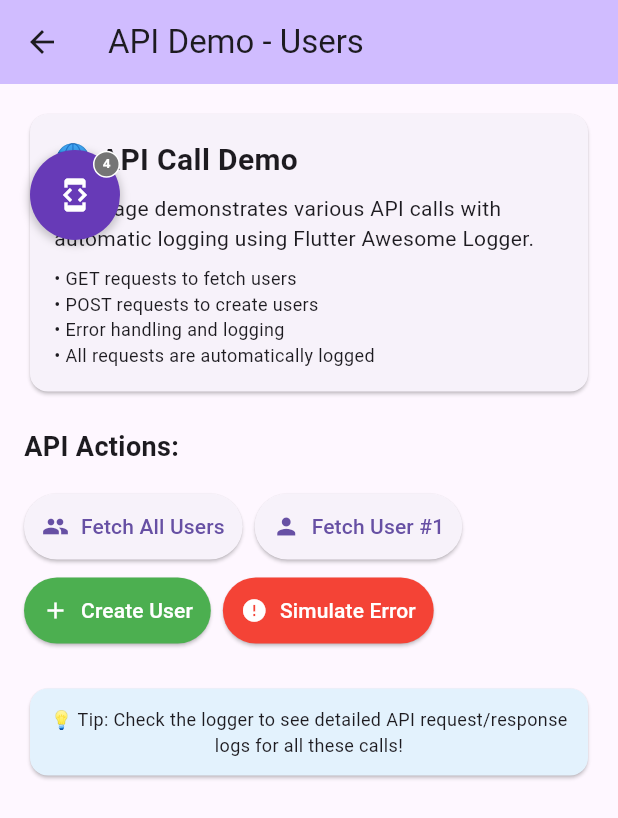
After one commit to codeastartup01dev/flutter_awesome_logger, a Flutter app: the screen it shows after launch, scrolled down 251 dp, after a tap on "Open API Demo Page", on a phone screen of 412 x 824 dp. The commit adds this screen. Shown: the top 818 px of the screen. Run offline on Flutter 3.47's test engine with Material 3 defaults, Android fonts, the phone set to English and light mode, and no system bars; our stand-ins replace dio, logger.

Commit message:
Add API demo page and integrate with logger
- Introduced a new `ApiDemoPage` for demonstrating API calls with user data fetching.
- Integrated `FlutterAwesomeLogger` for automatic logging of API requests and responses.
- Updated `DemoPage` to include a button for navigating to the new API demo.
- Refactored `main.dart` to streamline logger configuration and improve UI structure.

These changes enhance the application's functionality by providing a dedicated interface for API interactions and logging, improving the overall user experience.

```diff
--- a/example/lib/main.dart
+++ b/example/lib/main.dart
@@ -23,12 +23,7 @@ class MyApp extends StatelessWidget {
 
   @override
   Widget build(BuildContext context) {
-    return MaterialApp(
-      navigatorKey:
-          navigatorKey, // IMPORTANT: Required for logger history page navigation
-      title: 'Awesome Flutter Logger Demo',
-      theme: ThemeData(primarySwatch: Colors.blue, useMaterial3: true),
-      home: FlutterAwesomeLogger(
+    return FlutterAwesomeLogger(
       // 🔄 Enable logging after 3 seconds using Future (or use enabled: true for immediate)
       enabled: _shouldEnableLogger(),
       navigatorKey:
@@ -52,9 +47,14 @@ class MyApp extends StatelessWidget {
         autoSnapToEdges: true,
       ),
 
-        child: const DemoPage(),
+      child: MaterialApp(
+        navigatorKey:
+            navigatorKey, // IMPORTANT: Required for logger history page navigation
+        title: 'Awesome Flutter Logger Demo',
+        theme: ThemeData(primarySwatch: Colors.blue, useMaterial3: true),
+        home: const DemoPage(),
+        debugShowCheckedModeBanner: false,
       ),
-      debugShowCheckedModeBanner: false,
     );
   }
 }
--- /dev/null
+++ b/example/lib/pages/api_demo_page.dart
@@ -0,0 +1,457 @@
+import 'package:flutter/material.dart';
+import 'package:dio/dio.dart';
+import 'package:flutter_awesome_logger/flutter_awesome_logger.dart';
+
+/// Global logger instance for API demo
+final _apiLogger = FlutterAwesomeLogger.loggingUsingLogger;
+
+/// Model class for User data
+class User {
+  final int id;
+  final String name;
+  final String email;
+  final String phone;
+  final String website;
+  final String companyName;
+
+  User({
+    required this.id,
+    required this.name,
+    required this.email,
+    required this.phone,
+    required this.website,
+    required this.companyName,
+  });
+
+  factory User.fromJson(Map<String, dynamic> json) {
+    return User(
+      id: json['id'],
+      name: json['name'],
+      email: json['email'],
+      phone: json['phone'],
+      website: json['website'],
+      companyName: json['company']?['name'] ?? '',
+    );
+  }
+}
+
+/// Demo page for API calls that fetch dummy user data
+class ApiDemoPage extends StatefulWidget {
+  const ApiDemoPage({super.key});
+
+  @override
+  State<ApiDemoPage> createState() => _ApiDemoPageState();
+}
+
+class _ApiDemoPageState extends State<ApiDemoPage> {
+  late Dio _dio;
+  bool _isLoading = false;
+  List<User> _users = [];
+  String? _error;
+
+  @override
+  void initState() {
+    super.initState();
+    _setupDio();
+    _apiLogger.i('API Demo Page initialized');
+  }
+
+  void _setupDio() {
+    _dio = Dio();
+    // Add the awesome logger interceptor
+    _dio.interceptors.add(FlutterAwesomeLoggerDioInterceptor());
+    _apiLogger.d('Dio configured with AwesomeLoggerInterceptor for API demo');
+  }
+
+  Future<void> _fetchUsers() async {
+    setState(() {
+      _isLoading = true;
+      _error = null;
+    });
+
+    try {
+      _apiLogger.i('Fetching users from JSONPlaceholder API');
+
+      final response =
+          await _dio.get('https://jsonplaceholder.typicode.com/users');
+
+      if (response.statusCode == 200) {
+        final List<dynamic> userData = response.data;
+        final users = userData.map((json) => User.fromJson(json)).toList();
+
+        setState(() {
+          _users = users;
+          _isLoading = false;
+        });
+
+        _apiLogger.i('Successfully fetched ${users.length} users');
+      } else {
+        throw Exception('Failed to load users: ${response.statusCode}');
+      }
+    } catch (e, stackTrace) {
+      _apiLogger.e('Failed to fetch users', error: e, stackTrace: stackTrace);
+      setState(() {
+        _error = e.toString();
+        _isLoading = false;
+      });
+    }
+  }
+
+  Future<void> _fetchSingleUser(int userId) async {
+    setState(() {
+      _isLoading = true;
+      _error = null;
+    });
+
+    try {
+      _apiLogger.i('Fetching user with ID: $userId');
+
+      final response =
+          await _dio.get('https://jsonplaceholder.typicode.com/users/$userId');
+
+      if (response.statusCode == 200) {
+        final user = User.fromJson(response.data);
+
+        setState(() {
+          _users = [user];
+          _isLoading = false;
+        });
+
+        _apiLogger.i('Successfully fetched user: ${user.name}');
+      } else {
+        throw Exception('Failed to load user: ${response.statusCode}');
+      }
+    } catch (e, stackTrace) {
+      _apiLogger.e('Failed to fetch user $userId',
+          error: e, stackTrace: stackTrace);
+      setState(() {
+        _error = e.toString();
+        _isLoading = false;
+      });
+    }
+  }
+
+  Future<void> _createUser() async {
+    setState(() {
+      _isLoading = true;
+      _error = null;
+    });
+
+    try {
+      _apiLogger.i('Creating a new user via POST request');
+
+      final newUserData = {
+        'name': 'John Doe',
+        'email': 'john.doe@example.com',
+        'phone': '+1-555-1234',
+        'website': 'johndoe.com',
+        'company': {'name': 'Example Corp'},
+      };
+
+      final response = await _dio.post(
+        'https://jsonplaceholder.typicode.com/users',
+        data: newUserData,
+      );
+
+      if (response.statusCode == 201) {
+        final createdUser = User.fromJson(response.data);
+
+        setState(() {
+          _users = [createdUser];
+          _isLoading = false;
+        });
+
+        _apiLogger.i('Successfully created user: ${createdUser.name}');
+      } else {
+        throw Exception('Failed to create user: ${response.statusCode}');
+      }
+    } catch (e, stackTrace) {
+      _apiLogger.e('Failed to create user', error: e, stackTrace: stackTrace);
+      setState(() {
+        _error = e.toString();
+        _isLoading = false;
+      });
+    }
+  }
+
+  Future<void> _simulateError() async {
+    setState(() {
+      _isLoading = true;
+      _error = null;
+    });
+
+    try {
+      _apiLogger.w('Simulating API error with invalid endpoint');
+
+      // This will cause a 404 error
+      await _dio.get('https://jsonplaceholder.typicode.com/users/invalid');
+
+      _apiLogger.i('Unexpected success - should have failed');
+    } catch (e, stackTrace) {
+      _apiLogger.e('Expected API error occurred',
+          error: e, stackTrace: stackTrace);
+      setState(() {
+        _error = e.toString();
+        _isLoading = false;
+      });
+    }
+  }
+
+  void _clearResults() {
+    setState(() {
+      _users = [];
+      _error = null;
+    });
+    _apiLogger.i('Cleared API demo results');
+  }
+
+  Widget _buildUserCard(User user) {
+    return Card(
+      margin: const EdgeInsets.symmetric(vertical: 4),
+      child: Padding(
+        padding: const EdgeInsets.all(16.0),
+        child: Column(
+          crossAxisAlignment: CrossAxisAlignment.start,
+          children: [
+            Row(
+              children: [
+                CircleAvatar(
+                  backgroundColor: Theme.of(context).colorScheme.primary,
+                  child: Text(
+                    user.id.toString(),
+                    style: const TextStyle(color: Colors.white),
+                  ),
+                ),
+                const SizedBox(width: 12),
+                Expanded(
+                  child: Column(
+                    crossAxisAlignment: CrossAxisAlignment.start,
+                    children: [
+                      Text(
+                        user.name,
+                        style: const TextStyle(
+                          fontSize: 18,
+                          fontWeight: FontWeight.bold,
+                        ),
+                      ),
+                      Text(
+                        user.email,
+                        style: TextStyle(
+                          color: Colors.grey[600],
+                        ),
+                      ),
+                    ],
+                  ),
+                ),
+              ],
+            ),
+            const SizedBox(height: 8),
+            Row(
+              children: [
+                const Icon(Icons.phone, size: 16, color: Colors.grey),
+                const SizedBox(width: 4),
+                Text(user.phone),
+              ],
+            ),
+            const SizedBox(height: 4),
+            Row(
+              children: [
+                const Icon(Icons.web, size: 16, color: Colors.grey),
+                const SizedBox(width: 4),
+                Text(user.website),
+              ],
+            ),
+            const SizedBox(height: 4),
+            Row(
+              children: [
+                const Icon(Icons.business, size: 16, color: Colors.grey),
+                const SizedBox(width: 4),
+                Text(user.companyName),
+              ],
+            ),
+          ],
+        ),
+      ),
+    );
+  }
+
+  @override
+  Widget build(BuildContext context) {
+    return Scaffold(
+      appBar: AppBar(
+        title: const Text('API Demo - Users'),
+        backgroundColor: Theme.of(context).colorScheme.inversePrimary,
+        actions: [
+          if (_users.isNotEmpty || _error != null)
+            IconButton(
+              icon: const Icon(Icons.clear),
+              onPressed: _clearResults,
+              tooltip: 'Clear Results',
+            ),
+        ],
+      ),
+      body: SingleChildScrollView(
+        child: Padding(
+          padding: const EdgeInsets.all(16.0),
+          child: Column(
+            crossAxisAlignment: CrossAxisAlignment.stretch,
+            children: [
+              Card(
+                child: Padding(
+                  padding: const EdgeInsets.all(16.0),
+                  child: Column(
+                    crossAxisAlignment: CrossAxisAlignment.start,
+                    children: [
+                      const Text(
+                        '🌐 API Call Demo',
+                        style: TextStyle(
+                          fontSize: 20,
+                          fontWeight: FontWeight.bold,
+                        ),
+                      ),
+                      const SizedBox(height: 8),
+                      const Text(
+                        'This page demonstrates various API calls with automatic logging using Flutter Awesome Logger.',
+                      ),
+                      const SizedBox(height: 8),
+                      const Text(
+                        '• GET requests to fetch users\n'
+                        '• POST requests to create users\n'
+                        '• Error handling and logging\n'
+                        '• All requests are automatically logged',
+                        style: TextStyle(fontSize: 12),
+                      ),
+                    ],
+                  ),
+                ),
+              ),
+              const SizedBox(height: 20),
+              const Text(
+                'API Actions:',
+                style: TextStyle(fontSize: 18, fontWeight: FontWeight.bold),
+              ),
+              const SizedBox(height: 16),
+
+              // API Action Buttons
+              Wrap(
+                spacing: 8,
+                runSpacing: 8,
+                children: [
+                  ElevatedButton.icon(
+                    onPressed: _isLoading ? null : _fetchUsers,
+                    icon: const Icon(Icons.group),
+                    label: const Text('Fetch All Users'),
+                    style: ElevatedButton.styleFrom(
+                      padding: const EdgeInsets.all(12),
+                    ),
+                  ),
+                  ElevatedButton.icon(
+                    onPressed: _isLoading ? null : () => _fetchSingleUser(1),
+                    icon: const Icon(Icons.person),
+                    label: const Text('Fetch User #1'),
+                    style: ElevatedButton.styleFrom(
+                      padding: const EdgeInsets.all(12),
+                    ),
+                  ),
+                  ElevatedButton.icon(
+                    onPressed: _isLoading ? null : _createUser,
+                    icon: const Icon(Icons.add),
+                    label: const Text('Create User'),
+                    style: ElevatedButton.styleFrom(
+                      backgroundColor: Colors.green,
+                      foregroundColor: Colors.white,
+                      padding: const EdgeInsets.all(12),
+                    ),
+                  ),
+                  ElevatedButton.icon(
+                    onPressed: _isLoading ? null : _simulateError,
+                    icon: const Icon(Icons.error),
+                    label: const Text('Simulate Error'),
+                    style: ElevatedButton.styleFrom(
+                      backgroundColor: Colors.red,
+                      foregroundColor: Colors.white,
+                      padding: const EdgeInsets.all(12),
+                    ),
+                  ),
+                ],
+              ),
+
+              // Loading indicator
+              if (_isLoading) ...[
+                const SizedBox(height: 24),
+                const Center(
+                  child: Column(
+                    children: [
+                      CircularProgressIndicator(),
+                      SizedBox(height: 8),
+                      Text('Making API call...'),
+                    ],
+                  ),
+                ),
+              ],
+
+              // Error display
+              if (_error != null) ...[
+                const SizedBox(height: 24),
+                Card(
+                  color: Colors.red[50],
+                  child: Padding(
+                    padding: const EdgeInsets.all(16.0),
+                    child: Column(
+                      crossAxisAlignment: CrossAxisAlignment.start,
+                      children: [
+                        const Row(
+                          children: [
+                            Icon(Icons.error, color: Colors.red),
+                            SizedBox(width: 8),
+                            Text(
+                              'API Error',
+                              style: TextStyle(
+                                color: Colors.red,
+                                fontWeight: FontWeight.bold,
+                              ),
+                            ),
+                          ],
+                        ),
+                        const SizedBox(height: 8),
+                        Text(
+                          _error!,
+                          style: const TextStyle(color: Colors.red),
+                        ),
+                      ],
+                    ),
+                  ),
+                ),
+              ],
+
+              // Results display
+              if (_users.isNotEmpty) ...[
+                const SizedBox(height: 24),
+                Text(
+                  'Results (${_users.length} user${_users.length == 1 ? '' : 's'}):',
+                  style: const TextStyle(
+                      fontSize: 16, fontWeight: FontWeight.bold),
+                ),
+                const SizedBox(height: 12),
+                ..._users.map(_buildUserCard),
+              ],
+
+              const SizedBox(height: 24),
+              Card(
+                color: Colors.blue[50],
+                child: const Padding(
+                  padding: EdgeInsets.all(12.0),
+                  child: Text(
+                    '💡 Tip: Check the logger to see detailed API request/response logs for all these calls!',
+                    style: TextStyle(fontSize: 12),
+                    textAlign: TextAlign.center,
+                  ),
+                ),
+              ),
+            ],
+          ),
+        ),
+      ),
+    );
+  }
+}
--- a/example/lib/pages/demo_page.dart
+++ b/example/lib/pages/demo_page.dart
@@ -1,6 +1,8 @@
 import 'package:flutter/material.dart';
 import 'package:dio/dio.dart';
 import 'package:flutter_awesome_logger/flutter_awesome_logger.dart';
+
+import 'api_demo_page.dart';
 
 /// Global logger instance
 final logger = FlutterAwesomeLogger.loggingUsingLogger;
@@ -70,6 +72,13 @@ class _DemoPageState extends State<DemoPage> {
     );
   }
 
+  void _openApiDemo() {
+    Navigator.push(
+      context,
+      MaterialPageRoute(builder: (context) => const ApiDemoPage()),
+    );
+  }
+
   void _toggleLoggerVisibility() {
     FlutterAwesomeLogger.toggleVisibility();
     final isVisible = FlutterAwesomeLogger.isVisible();
@@ -131,6 +140,9 @@ class _DemoPageState extends State<DemoPage> {
                         '\n🌐 API request/response logging using Dio interceptor (FlutterAwesomeLoggerDioInterceptor)',
                       ),
                       Text(
+                        '\n📱 Dedicated API Demo page with user data fetching',
+                      ),
+                      Text(
                           '\n🎨 Unified UI for browsing and searching all logs in one place'),
                     ],
                   ),
@@ -186,6 +198,17 @@ class _DemoPageState extends State<DemoPage> {
                   padding: const EdgeInsets.all(16),
                 ),
               ),
+              const SizedBox(height: 12),
+              ElevatedButton.icon(
+                onPressed: _openApiDemo,
+                icon: const Icon(Icons.api),
+                label: const Text('Open API Demo Page'),
+                style: ElevatedButton.styleFrom(
+                  backgroundColor: Colors.purple,
+                  foregroundColor: Colors.white,
+                  padding: const EdgeInsets.all(16),
+                ),
+              ),
               const SizedBox(height: 24),
               OutlinedButton.icon(
                 onPressed: _openLogger,
--- a/example/lib/pages/pages.dart
+++ b/example/lib/pages/pages.dart
@@ -2,4 +2,5 @@ library;
 
 /// Barrel export file for all page widgets
 
+export 'api_demo_page.dart';
 export 'demo_page.dart';
```
Lines whose indentation alone changed are shown as unchanged.
